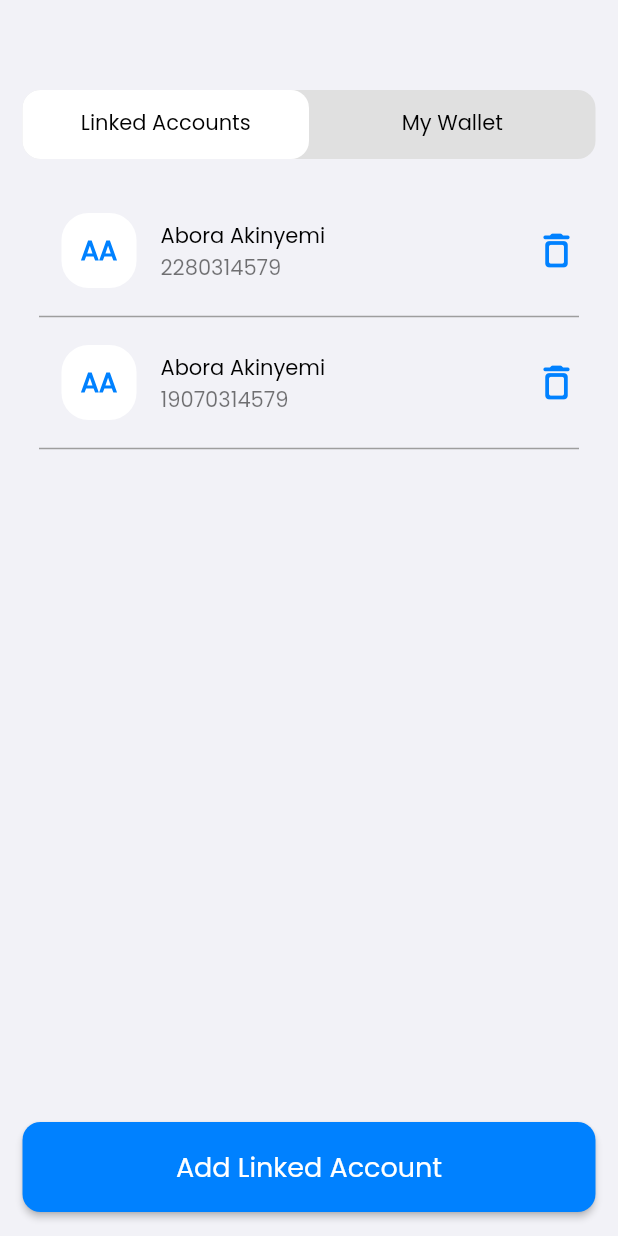
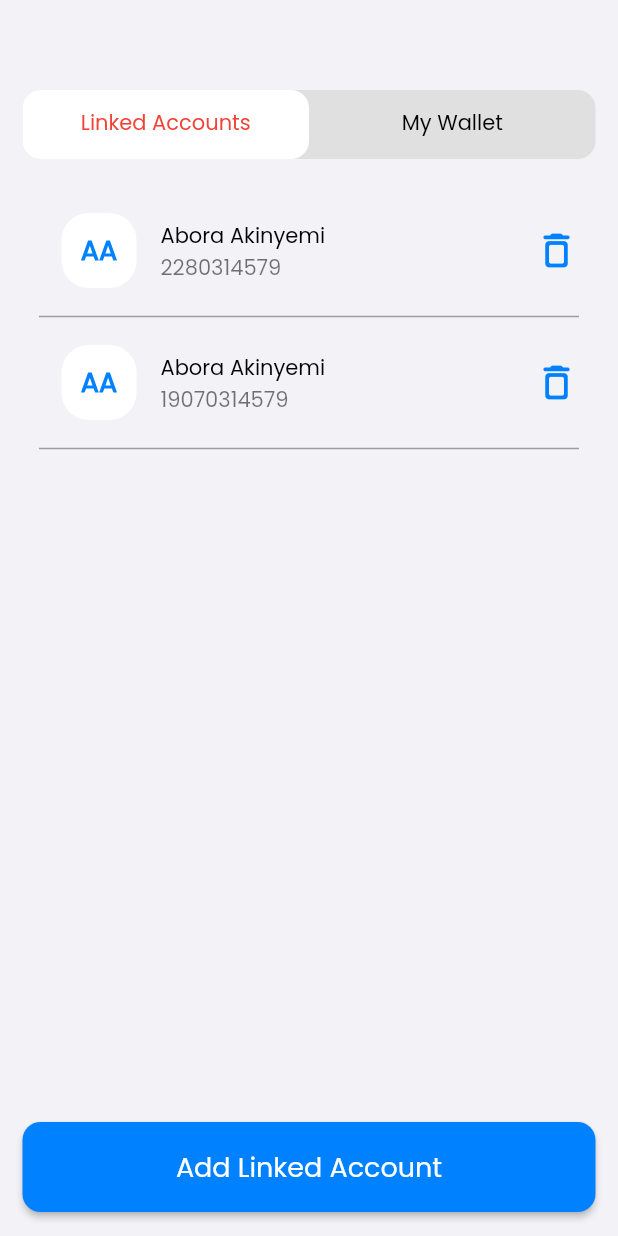
Before and after one commit to KehnKorir/FirstMonieWallet, a Flutter app: the AddWalletAccountScreen screen opened directly, on a phone screen of 412 x 824 dp. Run offline on Flutter 3.47's test engine with Material 2 defaults, Android fonts, the phone set to English and light mode, and no system bars; our stand-ins replace flutter_svg, sliding_up_panel.

Commit message:
finished firstmonie wallet UI

```diff
--- a/lib/widgets/add_wallet_account.dart
+++ b/lib/widgets/add_wallet_account.dart
@@ -83,7 +83,7 @@ class _AddWalletAccountScreenState extends State<AddWalletAccountScreen>
               ),
               labelStyle: kTextLabelStyle,
               unselectedLabelStyle: kTextLabelStyle,
-              labelColor: Colors.black,
+              labelColor: Colors.red,
               unselectedLabelColor: Colors.black,
               tabs: const [
                 // first tab
```
